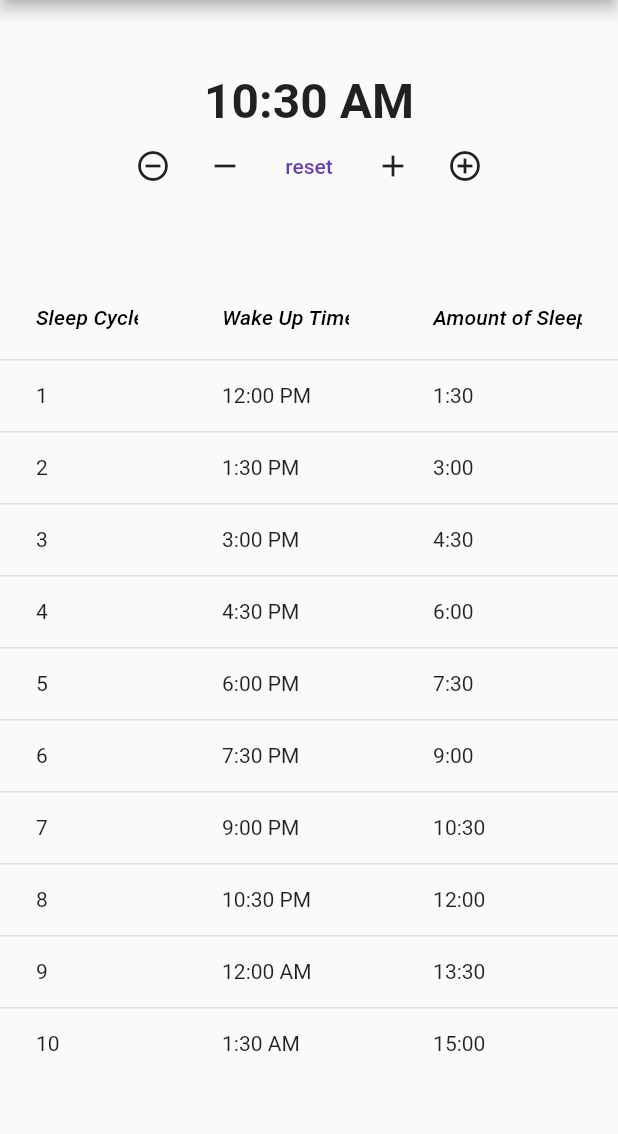
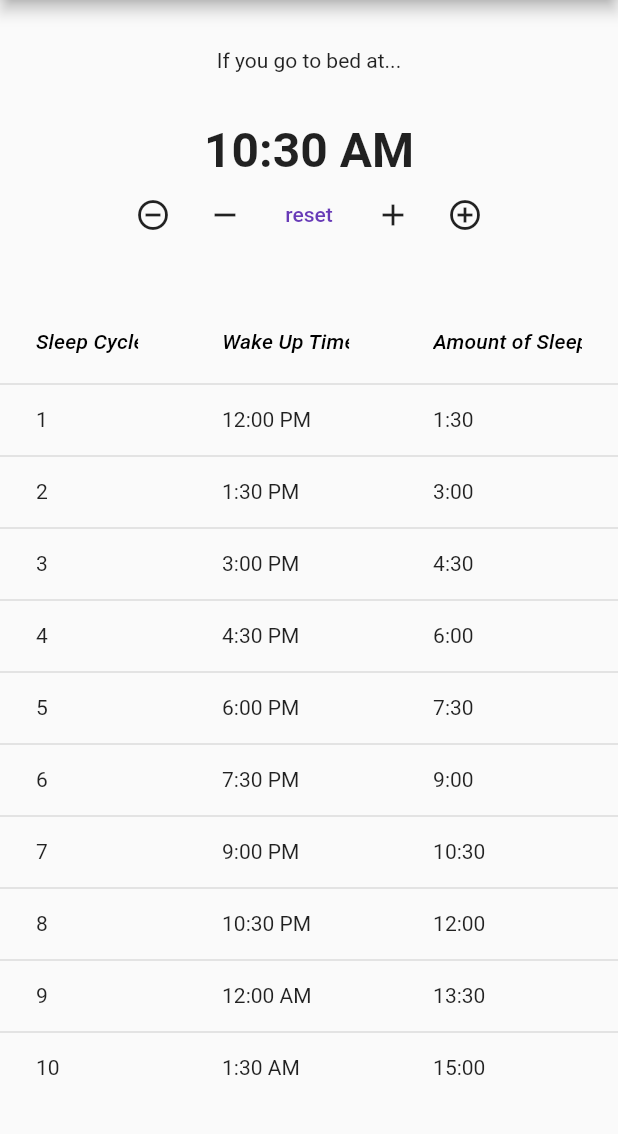
Before and after one commit to MoralCode/BedTime, a Flutter app: the screen it shows after launch, on a phone screen of 412 x 824 dp, the part 84-1218 px from its top. Run offline on Flutter 3.47's test engine with Material 2 defaults, Android fonts, the phone set to English and light mode, and no system bars.

Commit message:
add some context/helptext

```diff
--- a/bedtimes/lib/main.dart
+++ b/bedtimes/lib/main.dart
@@ -93,6 +93,7 @@ class _MyHomePageState extends State<MyHomePage> {
         child: Column(
           mainAxisAlignment: MainAxisAlignment.spaceEvenly,
           children: [
+            Text("If you go to bed at..."),
             BedTimeInput(timeController: tc),
             DataTable(columns: const <DataColumn>[
               DataColumn(
```
